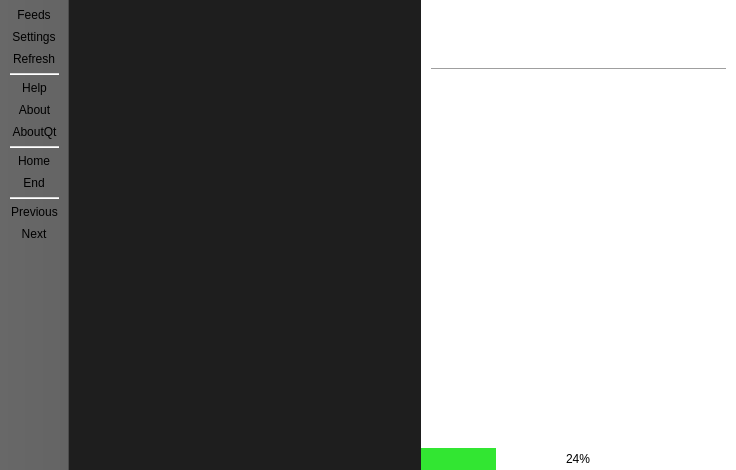
Old version of the form MainWindow.ui in the repository kacerpetr/QRssReader.
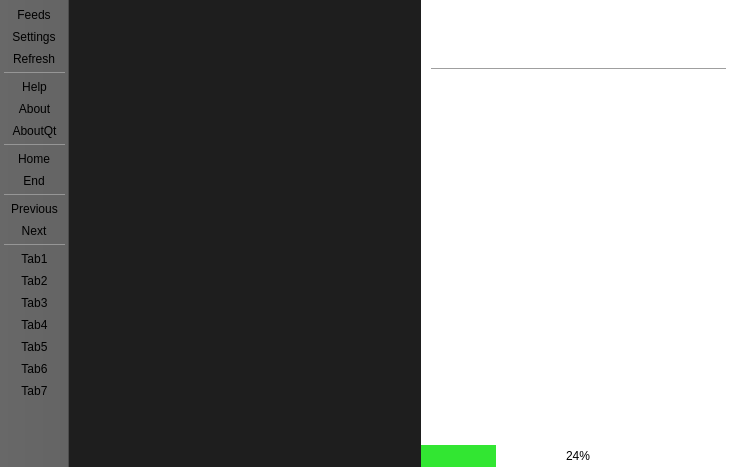
New version of the form. Icons and pictures are not drawn.

```diff
--- a/MainWindow.ui
+++ b/MainWindow.ui
@@ -7,7 +7,7 @@
     <x>0</x>
     <y>0</y>
     <width>736</width>
-    <height>470</height>
+    <height>467</height>
    </rect>
   </property>
   <property name="windowTitle">
@@ -38,6 +38,19 @@
 	background-color: rgb(70, 70, 70);
 }
 
+#toolBar QToolButton:checked{
+	background-color: rgb(30, 30, 130);
+}
+
+#toolBar::separator{
+	background-color: rgb(150, 150, 150);
+	margin-top: 2px;
+	margin-bottom: 2px;
+	border: 0px;
+	padding: 0px;
+	height: 1px;
+}
+
 #newsViewContents{
 	background-color: white;
 }
@@ -75,7 +88,7 @@
      <number>0</number>
     </property>
     <item>
-     <widget class="QFrame" name="newsListFrame">
+     <widget class="QStackedWidget" name="newsListStack">
       <property name="sizePolicy">
        <sizepolicy hsizetype="Preferred" vsizetype="Preferred">
         <horstretch>1</horstretch>
@@ -103,23 +116,6 @@
       <property name="lineWidth">
        <number>0</number>
       </property>
-      <layout class="QVBoxLayout" name="verticalLayout_2">
-       <property name="spacing">
-        <number>0</number>
-       </property>
-       <property name="leftMargin">
-        <number>0</number>
-       </property>
-       <property name="topMargin">
-        <number>0</number>
-       </property>
-       <property name="rightMargin">
-        <number>0</number>
-       </property>
-       <property name="bottomMargin">
-        <number>0</number>
-       </property>
-      </layout>
      </widget>
     </item>
     <item>
@@ -150,7 +146,7 @@
            <x>0</x>
            <y>0</y>
            <width>334</width>
-           <height>446</height>
+           <height>443</height>
           </rect>
          </property>
          <layout class="QVBoxLayout" name="verticalLayout">
@@ -366,6 +362,14 @@
    <addaction name="separator"/>
    <addaction name="actionPrevious"/>
    <addaction name="actionNext"/>
+   <addaction name="separator"/>
+   <addaction name="actionTab1"/>
+   <addaction name="actionTab2"/>
+   <addaction name="actionTab3"/>
+   <addaction name="actionTab4"/>
+   <addaction name="actionTab5"/>
+   <addaction name="actionTab6"/>
+   <addaction name="actionTab7"/>
   </widget>
   <action name="actionManageFeeds">
    <property name="icon">
@@ -493,6 +497,102 @@
     <string>End</string>
    </property>
   </action>
+  <action name="actionTab1">
+   <property name="checkable">
+    <bool>true</bool>
+   </property>
+   <property name="icon">
+    <iconset resource="Icons.qrc">
+     <normaloff>:/icons/list_tab1</normaloff>:/icons/list_tab1</iconset>
+   </property>
+   <property name="text">
+    <string>Tab1</string>
+   </property>
+  </action>
+  <action name="actionTab2">
+   <property name="checkable">
+    <bool>true</bool>
+   </property>
+   <property name="icon">
+    <iconset resource="Icons.qrc">
+     <normaloff>:/icons/list_tab2</normaloff>:/icons/list_tab2</iconset>
+   </property>
+   <property name="text">
+    <string>Tab2</string>
+   </property>
+  </action>
+  <action name="actionTab3">
+   <property name="checkable">
+    <bool>true</bool>
+   </property>
+   <property name="icon">
+    <iconset resource="Icons.qrc">
+     <normaloff>:/icons/list_tab3</normaloff>:/icons/list_tab3</iconset>
+   </property>
+   <property name="text">
+    <string>Tab3</string>
+   </property>
+   <property name="toolTip">
+    <string>Tab3</string>
+   </property>
+  </action>
+  <action name="actionTab4">
+   <property name="checkable">
+    <bool>true</bool>
+   </property>
+   <property name="icon">
+    <iconset resource="Icons.qrc">
+     <normaloff>:/icons/list_tab4</normaloff>:/icons/list_tab4</iconset>
+   </property>
+   <property name="text">
+    <string>Tab4</string>
+   </property>
+  </action>
+  <action name="actionTab5">
+   <property name="checkable">
+    <bool>true</bool>
+   </property>
+   <property name="icon">
+    <iconset resource="Icons.qrc">
+     <normaloff>:/icons/list_tab5</normaloff>:/icons/list_tab5</iconset>
+   </property>
+   <property name="text">
+    <string>Tab5</string>
+   </property>
+   <property name="toolTip">
+    <string>Tab5</string>
+   </property>
+  </action>
+  <action name="actionTab6">
+   <property name="checkable">
+    <bool>true</bool>
+   </property>
+   <property name="icon">
+    <iconset resource="Icons.qrc">
+     <normaloff>:/icons/list_tab6</normaloff>:/icons/list_tab6</iconset>
+   </property>
+   <property name="text">
+    <string>Tab6</string>
+   </property>
+   <property name="toolTip">
+    <string>Tab6</string>
+   </property>
+  </action>
+  <action name="actionTab7">
+   <property name="checkable">
+    <bool>true</bool>
+   </property>
+   <property name="icon">
+    <iconset resource="Icons.qrc">
+     <normaloff>:/icons/list_tab7</normaloff>:/icons/list_tab7</iconset>
+   </property>
+   <property name="text">
+    <string>Tab7</string>
+   </property>
+   <property name="toolTip">
+    <string>Tab7</string>
+   </property>
+  </action>
  </widget>
  <layoutdefault spacing="6" margin="11"/>
  <resources>
```
